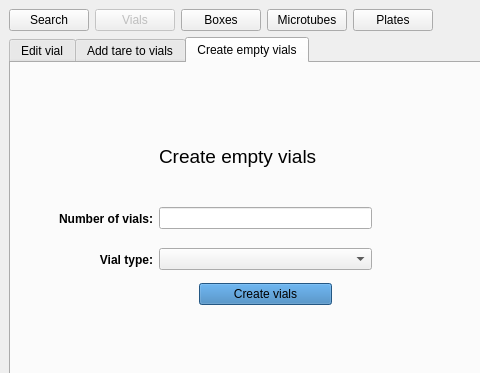
Qt form frontend/assets/vialswindow.ui (dahlbma/cello) before a commit; both pictures show x 0 to 480 and y 0 to 373 of the 1257 by 832 pixel window.
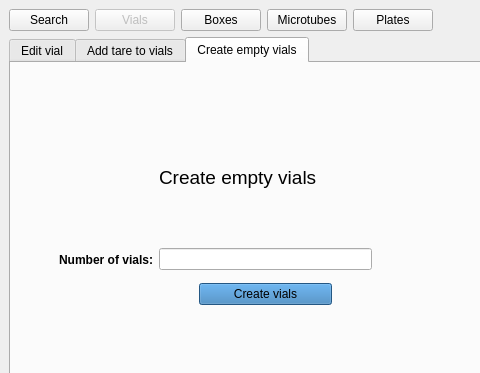
The same form after that commit. The open tabs and pages were chosen to show the change.

Commit message: ui fixes remove unnecessary field

```diff
--- a/frontend/assets/vialswindow.ui
+++ b/frontend/assets/vialswindow.ui
@@ -683,32 +683,7 @@
             <item row="1" column="1">
              <widget class="QLineEdit" name="create_n_vial_eb"/>
             </item>
-            <item row="2" column="0">
-             <widget class="QLabel" name="label_13">
-              <property name="minimumSize">
-               <size>
-                <width>0</width>
-                <height>35</height>
-               </size>
-              </property>
-              <property name="font">
-               <font>
-                <weight>75</weight>
-                <bold>true</bold>
-               </font>
-              </property>
-              <property name="text">
-               <string>Vial type:</string>
-              </property>
-              <property name="alignment">
-               <set>Qt::AlignRight|Qt::AlignTrailing|Qt::AlignVCenter</set>
-              </property>
-             </widget>
-            </item>
             <item row="2" column="1">
-             <widget class="QComboBox" name="create_type_cb"/>
-            </item>
-            <item row="3" column="1">
              <layout class="QHBoxLayout" name="horizontalLayout_3">
               <item>
                <spacer name="horizontalSpacer_9">
```
Left out of the diff: 68 changed lines with no effect on the pictures.
